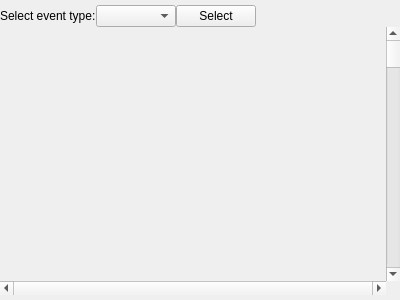
This is ui/abstracttablevisualization.ui in snip89/wsnsim-postprocessor as Qt 5 draws it before an edit. The edited form follows.
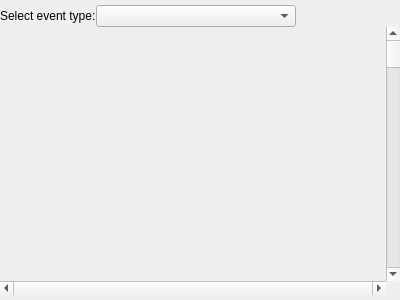
This is the edited form.

```diff
--- a/ui/abstracttablevisualization.ui
+++ b/ui/abstracttablevisualization.ui
@@ -66,13 +66,6 @@
        </property>
       </widget>
      </item>
-     <item row="0" column="4">
-      <widget class="QPushButton" name="toolBoxPushButton">
-       <property name="text">
-        <string>Select</string>
-       </property>
-      </widget>
-     </item>
      <item row="0" column="3">
       <widget class="QComboBox" name="toolBoxComboBox">
        <property name="sizePolicy">
@@ -83,19 +76,19 @@
        </property>
        <property name="minimumSize">
         <size>
-         <width>80</width>
+         <width>200</width>
          <height>0</height>
         </size>
        </property>
        <property name="maximumSize">
         <size>
-         <width>80</width>
+         <width>200</width>
          <height>16777215</height>
         </size>
        </property>
       </widget>
      </item>
-     <item row="0" column="5">
+     <item row="0" column="4">
       <spacer name="horizontalSpacer">
        <property name="orientation">
         <enum>Qt::Horizontal</enum>
```
